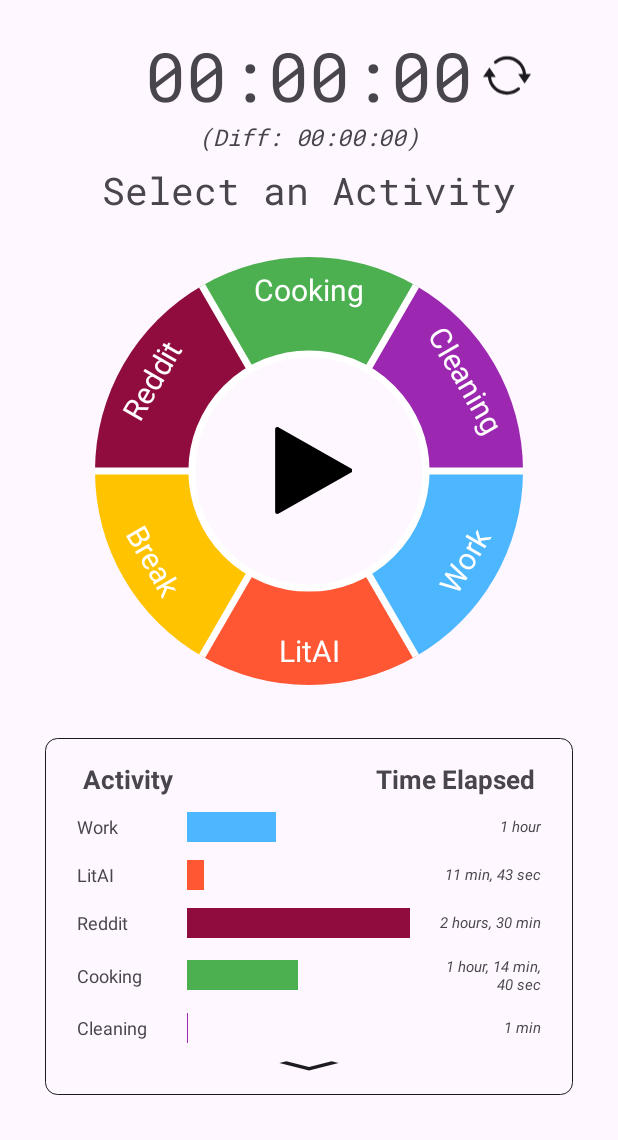
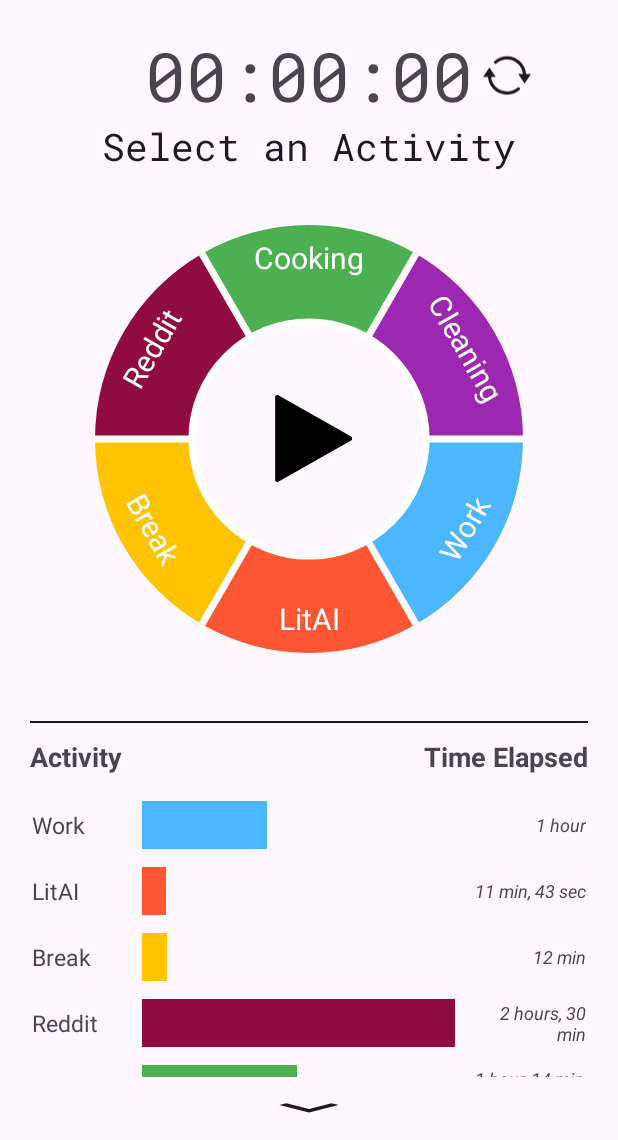
Before and after one commit to AngelynDisguise/Timesaver, an Android app: the screen it shows after launch (MainActivity), on a phone screen of 412 x 824 dp, the part 96-1236 px from its top. Run offline under Robolectric (Android 15) with nearby library versions, the phone set to English and light mode, and no system bars; our stand-ins replace Room's generated code, navigation-ui.

Commit message:
Remove Diff from main UI, refactor outer circle - Also adjusted activity log size to make them clickable later

```diff
--- a/app/src/main/res/layout/activity_timelog_item.xml
+++ b/app/src/main/res/layout/activity_timelog_item.xml
@@ -10,7 +10,7 @@
         android:id="@+id/activity_text_view"
         android:layout_width="65dp"
         android:layout_height="wrap_content"
-        android:textSize="12sp"
+        android:textSize="15sp"
         android:text=""
         android:ellipsize="end"
         android:maxLines="1"
@@ -19,7 +19,7 @@
     <FrameLayout
         android:id="@+id/bar_container"
         android:layout_width="0dp"
-        android:layout_height="20dp"
+        android:layout_height="32dp"
         android:layout_weight="1">
 
         <View
@@ -34,7 +34,7 @@
         android:id="@+id/timelog_text_view"
         android:layout_width="75dp"
         android:layout_height="wrap_content"
-        android:textSize="10sp"
+        android:textSize="12sp"
         android:textStyle="italic"
         android:text=""
         android:gravity="right"
--- a/app/src/main/res/layout/fragment_main.xml
+++ b/app/src/main/res/layout/fragment_main.xml
@@ -32,87 +32,57 @@
         app:tint="?android:attr/textColorPrimary" />
 
     <TextView
-        android:id="@+id/time_diff_text_view"
-        android:layout_width="wrap_content"
-        android:layout_height="wrap_content"
-        android:text="(Diff: 00:00:00)"
-        android:fontFamily="@font/roboto_mono"
-        android:textStyle="italic"
-        android:textSize="15dp"
-        app:layout_constraintTop_toBottomOf="@id/timer_text_view"
-        app:layout_constraintStart_toStartOf="parent"
-        app:layout_constraintEnd_toEndOf="parent"/>
-
-    <TextView
         android:id="@+id/current_activity_text_view"
         android:layout_width="wrap_content"
         android:layout_height="wrap_content"
         android:text="Select an Activity"
         android:fontFamily="@font/roboto_mono"
+        android:textColor="?android:attr/textColorPrimary"
         android:textSize="25dp"
-        android:layout_marginTop="8dp"
         android:layout_marginBottom="20dp"
         android:ellipsize="end"
-        app:layout_constraintTop_toBottomOf="@id/time_diff_text_view"
+        app:layout_constraintTop_toBottomOf="@id/timer_text_view"
         app:layout_constraintStart_toStartOf="parent"
         app:layout_constraintEnd_toEndOf="parent" />
-
-    <Button
-        android:id="@+id/done_button_view"
-        android:layout_width="55dp"
-        android:layout_height="35dp"
-        app:layout_constraintHorizontal_bias="0.1"
-        android:padding="0dp"
-        android:text="DONE"
-        android:textSize="12sp"
-        android:textStyle="bold"
-        android:visibility="gone"
-        app:layout_constraintStart_toEndOf="@id/current_activity_text_view"
-        app:layout_constraintEnd_toEndOf="parent"
-        app:layout_constraintTop_toTopOf="@id/current_activity_text_view"
-        app:layout_constraintBottom_toBottomOf="@id/current_activity_text_view" />
 
     <com.example.timesaver.CircularButtonView
         android:id="@+id/circular_button_view"
         android:layout_width="325dp"
         android:layout_height="325dp"
-        app:layout_constraintBottom_toBottomOf="parent"
+        android:layout_marginVertical="15dp"
         app:layout_constraintEnd_toEndOf="parent"
         app:layout_constraintStart_toStartOf="parent"
-        app:layout_constraintTop_toBottomOf="@id/current_activity_text_view"
-        app:layout_constraintVertical_bias="0.025" />
+        app:layout_constraintTop_toBottomOf="@id/current_activity_text_view" />
 
-    <LinearLayout
+    <View
+        android:id="@+id/divider"
         android:layout_width="match_parent"
-        android:layout_height="0dp"
-        android:orientation="vertical"
-        android:layout_marginTop="15dp"
-        android:layout_marginBottom="30dp"
-        android:layout_marginHorizontal="30dp"
-        android:paddingTop="15dp"
-        android:paddingBottom="10dp"
-        android:paddingHorizontal="15dp"
+        android:layout_height="1dp"
+        android:layout_marginTop="25dp"
+        android:layout_marginHorizontal="20dp"
+        android:background="?android:attr/textColorPrimary"
+        app:layout_constraintEnd_toEndOf="parent"
         app:layout_constraintStart_toStartOf="parent"
-        app:layout_constraintEnd_toEndOf="parent"
-        app:layout_constraintTop_toBottomOf="@+id/circular_button_view"
-        app:layout_constraintBottom_toBottomOf="parent"
-        app:layout_constraintHorizontal_bias=".5"
-        android:background="@drawable/recycler_view_border">
+        app:layout_constraintTop_toBottomOf="@id/circular_button_view"
+        app:layout_constraintBottom_toTopOf="@id/activity_timelog_headers"/>
 
     <LinearLayout
         android:id="@+id/activity_timelog_headers"
         android:layout_width="match_parent"
         android:layout_height="wrap_content"
         android:orientation="horizontal"
-            android:paddingHorizontal="10dp"
-            android:paddingBottom="4dp">
+        android:paddingHorizontal="20dp"
+        android:layout_marginTop="10dp"
+        app:layout_constraintEnd_toEndOf="parent"
+        app:layout_constraintStart_toStartOf="parent"
+        app:layout_constraintTop_toBottomOf="@id/divider">
 
         <TextView
             android:id="@+id/activity_text_view"
             android:layout_width="0dp"
             android:layout_height="wrap_content"
             android:layout_weight="1"
-                android:textSize="17sp"
+            android:textSize="18sp"
             android:textStyle="bold"
             android:text="Activity"
             android:gravity="start" />
@@ -122,7 +92,7 @@
             android:layout_width="0dp"
             android:layout_height="wrap_content"
             android:layout_weight="1"
-                android:textSize="17sp"
+            android:textSize="18sp"
             android:textStyle="bold"
             android:text="Time Elapsed"
             android:gravity="end" />
@@ -131,8 +101,14 @@
     <androidx.recyclerview.widget.RecyclerView
         android:id="@+id/activity_timelog_recycler_view"
         android:layout_width="match_parent"
-            android:layout_height="165dp"
-            app:layoutManager="LinearLayoutManager" />
+        android:layout_height="190dp"
+        android:paddingHorizontal="15dp"
+        app:layoutManager="LinearLayoutManager"
+        app:layout_constraintBottom_toTopOf="@id/arrow_down_image_view"
+        app:layout_constraintEnd_toEndOf="parent"
+        app:layout_constraintHorizontal_bias="0.0"
+        app:layout_constraintStart_toStartOf="parent"
+        app:layout_constraintTop_toBottomOf="@id/activity_timelog_headers" />
 
     <ImageView
         android:id="@+id/arrow_down_image_view"
@@ -143,7 +119,10 @@
         android:scaleType="fitCenter"
         android:src="@drawable/arrow_down"
         app:tint="?android:attr/textColorPrimary"
-            android:visibility="gone"/>
-    </LinearLayout>
+        android:visibility="gone"
+        app:layout_constraintEnd_toEndOf="parent"
+        app:layout_constraintStart_toStartOf="parent"
+        app:layout_constraintTop_toBottomOf="@id/activity_timelog_recycler_view"
+        app:layout_constraintBottom_toBottomOf="parent"/>
 
 </androidx.constraintlayout.widget.ConstraintLayout>
```
Also changed, not shown: app/src/main/java/com/example/timesaver/fragments/MainFragment.kt (+103 -104 lines). Lines whose indentation alone changed are shown as unchanged.
